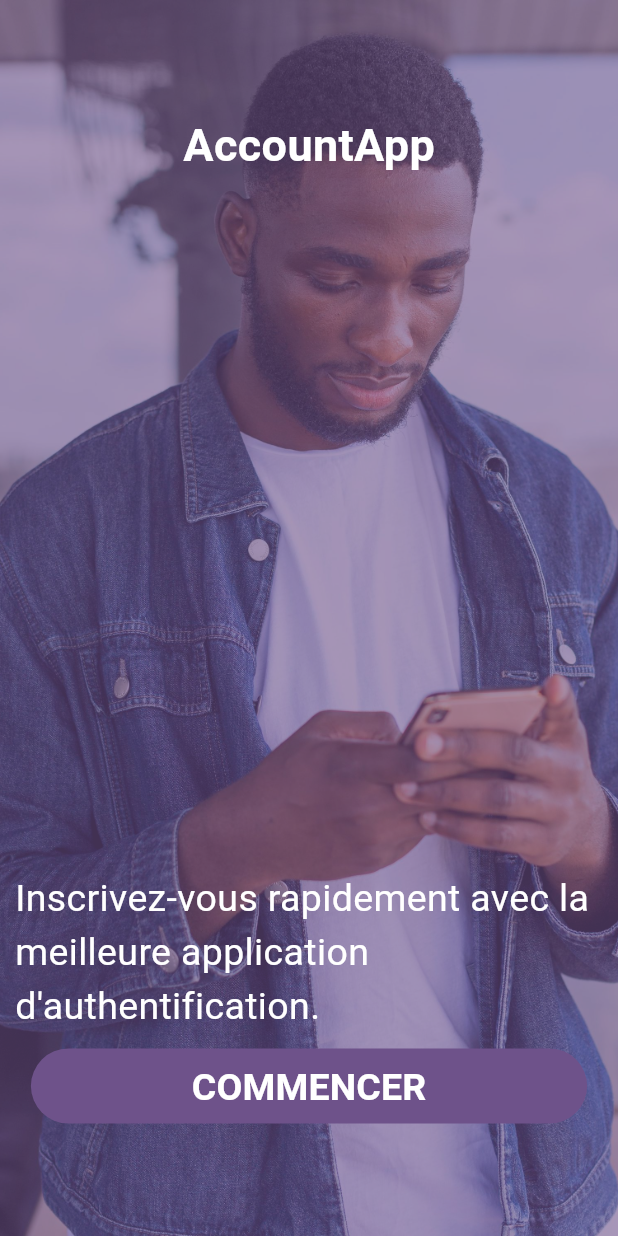
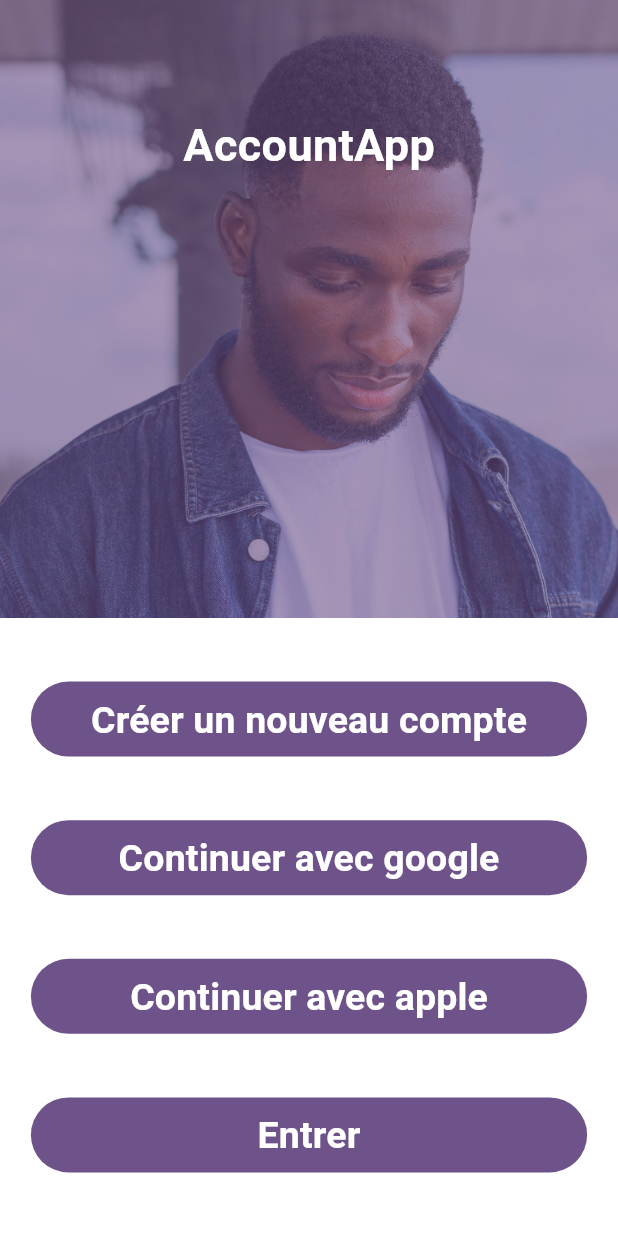
Before and after one commit to bienvenuelisis/registrations_screens_ui_glsi_20248_iai, a Flutter app: the screen it shows after launch, on a phone screen of 412 x 824 dp. Run offline on Flutter 3.47's test engine with Material 3 defaults, Android fonts, the phone set to English and light mode, and no system bars.

Commit message:
deuxieme page

```diff
--- a/lib/pages/onboarding_screen.dart
+++ b/lib/pages/onboarding_screen.dart
@@ -5,6 +5,8 @@ class OnboardingScreen extends StatelessWidget {
 
   @override
   Widget build(BuildContext context) {
+    Size size = MediaQuery.of(context).size;
+    debugPrint(size.toString());
     return Scaffold(
       body: Container(
         decoration: const BoxDecoration(
@@ -78,6 +80,61 @@ class OnboardingScreen extends StatelessWidget {
           ],
         ),
       ),
+      bottomSheet: BottomSheet(
+        builder: (context) {
+          return SizedBox(
+            width: size.width,
+            height: size.height / 2,
+            child: ColoredBox(
+              child: Column(
+                mainAxisAlignment: MainAxisAlignment.spaceEvenly,
+                children: [
+                  CustomButton(
+                    text: "Créer un nouveau compte",
+                    backgroundColor: Colors.white,
+                  ),
+                  CustomButton(text: "Continuer avec google"),
+                  CustomButton(text: "Continuer avec apple"),
+                  CustomButton(text: "Entrer"),
+                ],
+              ),
+              color: Colors.white,
+            ),
+          );
+        },
+        onClosing: () {},
+      ),
     );
   }
 }
+
+class CustomButton extends StatelessWidget {
+  const CustomButton({
+    super.key,
+    required this.text,
+    this.backgroundColor,
+  });
+  final String text;
+  final Color? backgroundColor;
+  @override
+  Widget build(BuildContext context) {
+    return TextButton(
+      onPressed: () {},
+      style: TextButton.styleFrom(
+        backgroundColor: Theme.of(context).colorScheme.primary,
+        foregroundColor: Colors.white,
+        fixedSize: Size(
+          MediaQuery.sizeOf(context).width * 0.9,
+          50,
+        ),
+      ),
+      child: Text(
+        text,
+        style: TextStyle(
+          fontSize: 25,
+          fontWeight: FontWeight.bold,
+        ),
+      ),
+    );
+  }
+}
```
